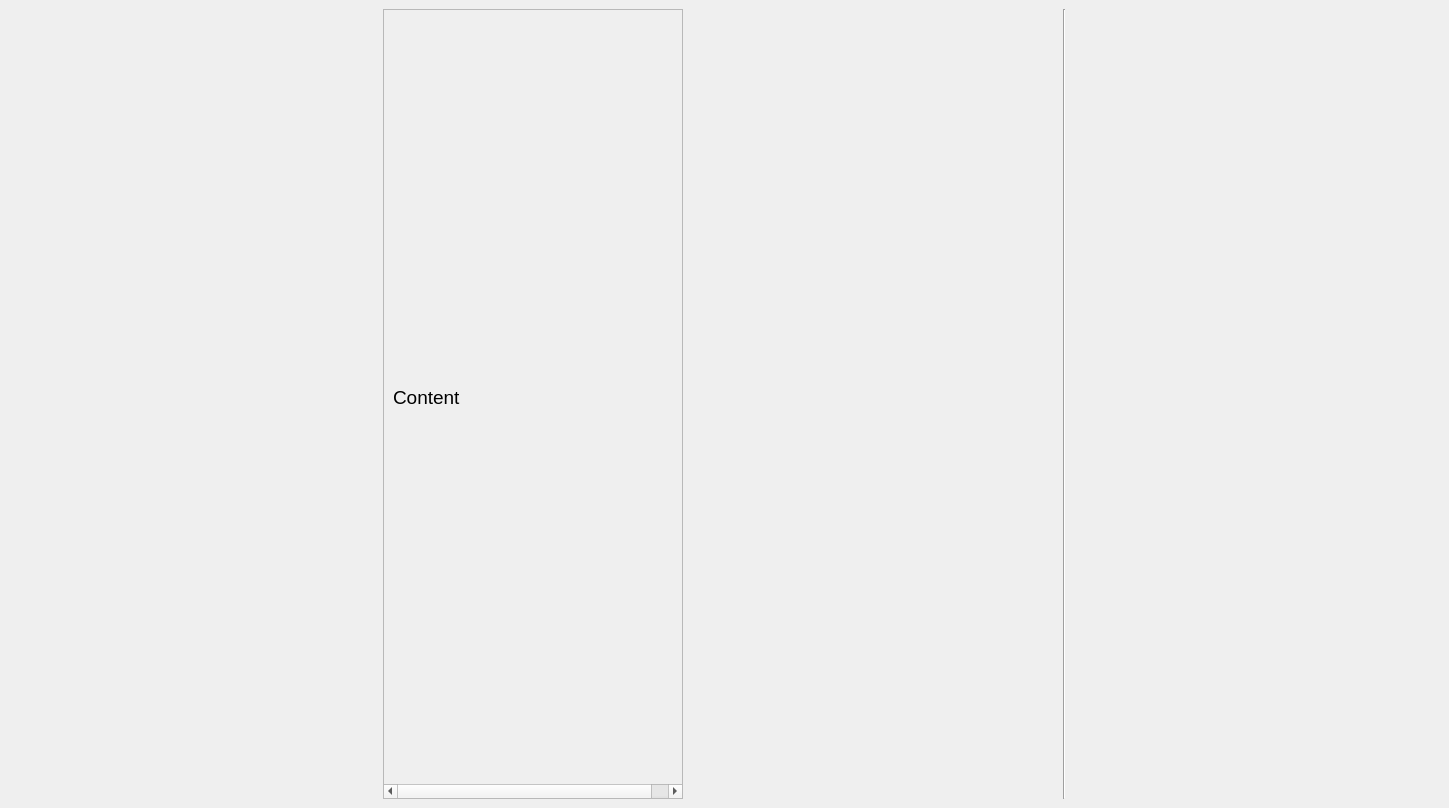
Above: core_tools/data/gui/ui_files/plotter_basic_ui.ui from stephanlphilips/core_tools before the change. Below: the same form after it.
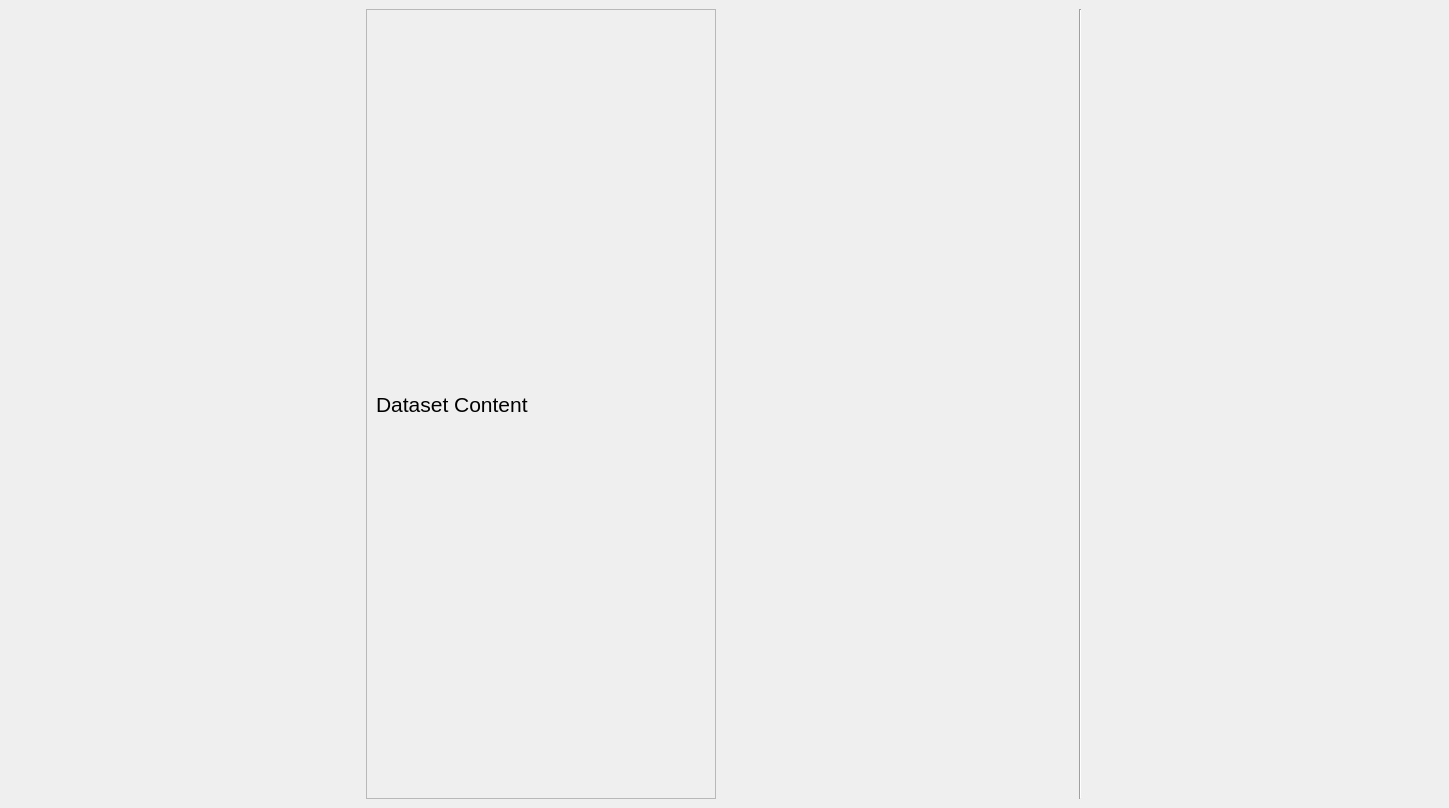
That is the form after the change.

Commit message: added snapshow, fixed with contraint in ui

What changed in the file:
```diff
--- a/core_tools/data/gui/ui_files/plotter_basic_ui.ui
+++ b/core_tools/data/gui/ui_files/plotter_basic_ui.ui
@@ -25,7 +25,7 @@
       </property>
       <property name="maximumSize">
        <size>
-        <width>300</width>
+        <width>350</width>
         <height>16777215</height>
        </size>
       </property>
@@ -37,17 +37,35 @@
         <rect>
          <x>0</x>
          <y>0</y>
-         <width>320</width>
-         <height>774</height>
+         <width>348</width>
+         <height>788</height>
         </rect>
        </property>
+       <property name="sizePolicy">
+        <sizepolicy hsizetype="Preferred" vsizetype="Preferred">
+         <horstretch>0</horstretch>
+         <verstretch>0</verstretch>
+        </sizepolicy>
+       </property>
+       <property name="minimumSize">
+        <size>
+         <width>0</width>
+         <height>0</height>
+        </size>
+       </property>
+       <property name="maximumSize">
+        <size>
+         <width>16777215</width>
+         <height>16777215</height>
+        </size>
+       </property>
        <layout class="QGridLayout" name="gridLayout">
         <item row="0" column="1">
          <layout class="QVBoxLayout" name="data_content_layout">
           <item>
            <widget class="QLabel" name="label">
             <property name="sizePolicy">
-             <sizepolicy hsizetype="Fixed" vsizetype="Preferred">
+             <sizepolicy hsizetype="Preferred" vsizetype="Preferred">
               <horstretch>0</horstretch>
               <verstretch>0</verstretch>
              </sizepolicy>
@@ -55,22 +73,22 @@
             <property name="minimumSize">
              <size>
               <width>300</width>
-              <height>0</height>
+              <height>50</height>
              </size>
             </property>
             <property name="maximumSize">
              <size>
-              <width>300</width>
+              <width>16777215</width>
               <height>16777215</height>
              </size>
             </property>
             <property name="font">
              <font>
-              <pointsize>14</pointsize>
+              <pointsize>16</pointsize>
              </font>
             </property>
             <property name="text">
-             <string>Content</string>
+             <string>Dataset Content</string>
             </property>
            </widget>
           </item>
```
The commit also changes 3 other files.
